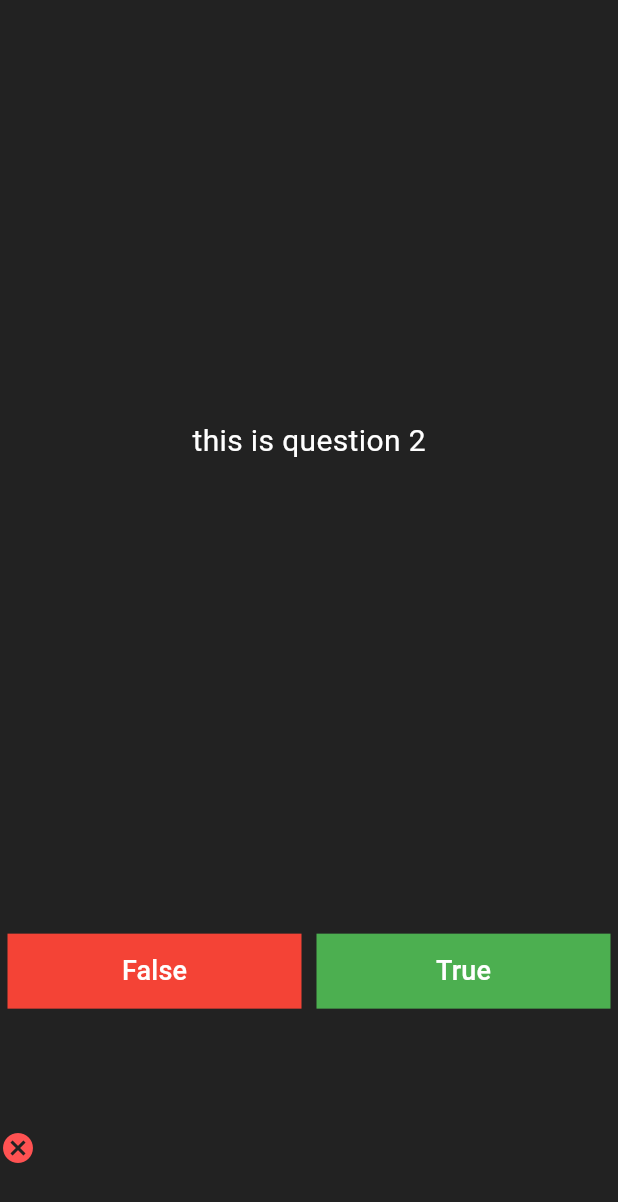
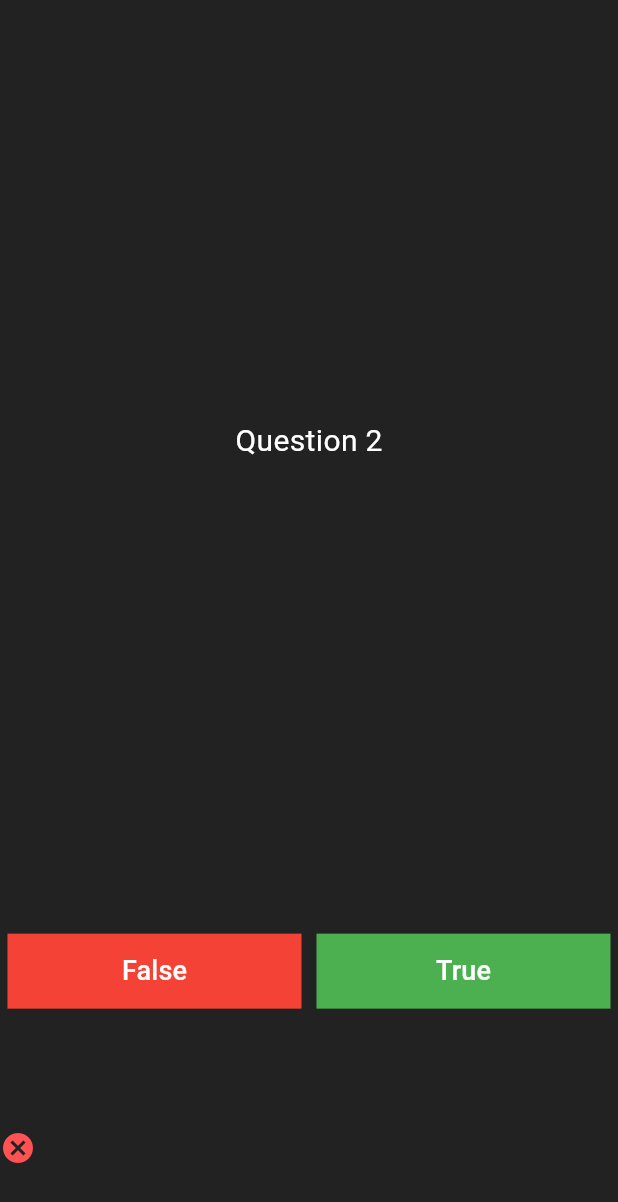
Before and after one commit to MazahirA/quizzler, a Flutter app: the screen it shows after launch, after a tap on "False", on a phone screen of 412 x 824 dp. Shown: the top 1202 px of the screen. Run offline on Flutter 3.47's test engine with Material 3 defaults, Android fonts, the phone set to English and light mode, and no system bars.

```diff
--- a/lib/quizz_page.dart
+++ b/lib/quizz_page.dart
@@ -1,4 +1,5 @@
 import 'package:flutter/material.dart';
+import 'package:quizzler/quizz_store.dart';
 
 class QuizApp extends StatefulWidget {
   const QuizApp({super.key});
@@ -10,10 +11,11 @@ class QuizApp extends StatefulWidget {
 class _QuizAppState extends State<QuizApp> {
   int questionNumber = 0;
   var questionAnswers = [
-    {"q": "this is question 1", "a": true},
-    {"q": "this is question 2", "a": false},
-    {"q": "this is question 3", "a": true},
-    {"q": "this is question 4", "a": false}
+  Quiz(question: "Question 1", answer: true),
+  Quiz(question: "Question 2", answer: false),
+  Quiz(question: "Question 3", answer: false),
+  Quiz(question: "Question 4", answer: true),
+  Quiz(question: "Question 5", answer: false),
   ];
   @override
   Widget build(BuildContext context) {
@@ -89,13 +91,13 @@ class _QuizAppState extends State<QuizApp> {
     if (questionNumber > questionAnswers.length - 1) {
       return 'Quiz ended.';
     }
-    var question = questionAnswers[questionNumber];
-    return '${question["q"]}';
+    var question = questionAnswers[questionNumber].question;
+    return question;
   }
 
   List<Icon> resultWidgets = [];
   List<Icon> getAnswers({required bool isTruePressed}) {
-    print('questionNumber: $questionNumber');
+    debugPrint('questionNumber: $questionNumber');
     if (questionNumber > questionAnswers.length - 1) {
       resultWidgets.clear();
       setState(() {
@@ -103,8 +105,8 @@ class _QuizAppState extends State<QuizApp> {
       });
       return resultWidgets;
     }
-    var answer = questionAnswers[questionNumber];
-    if (answer.values.last == isTruePressed) {
+    var answer = questionAnswers[questionNumber].answer;
+    if (answer == isTruePressed) {
       resultWidgets.add(const Icon(Icons.check_box,color: Colors.greenAccent,));
     } else {
       resultWidgets.add(const Icon(Icons.cancel,color: Colors.redAccent,));
--- /dev/null
+++ b/lib/quizz_store.dart
@@ -0,0 +1,8 @@
+
+///This file/class stores all the necessary items of our quiz app (quizzler)
+
+class Quiz{
+  String question;
+  bool answer;
+  Quiz({required this.question,required this.answer});
+}
```
Also changed, not shown: 1 other file.
